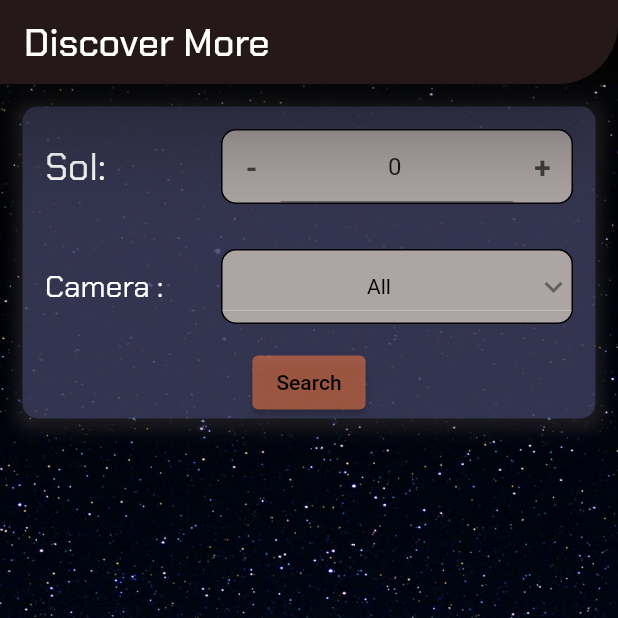
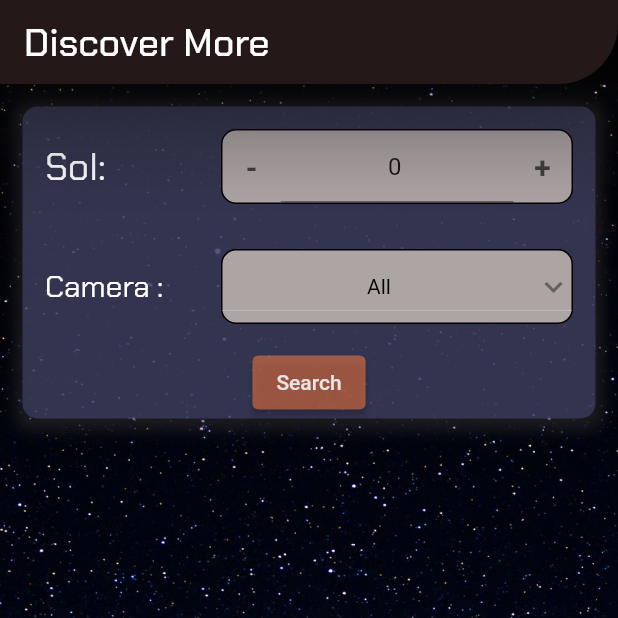
Before and after one commit to junchan-deriv/flutter-nasa, a Flutter app: the DiscoveryPage screen opened directly with empty values, on a phone screen of 412 x 824 dp, the top half of it. Run offline on Flutter 3.47's test engine with Material 2 defaults, Android fonts, the light colour scheme and no system bars; our stand-ins replace flutter_bloc, flutter_svg, lottie, page_transition; generated files the repository leaves out were written again.

Commit message:
final touchups

```diff
--- a/lib/pages/discovery.dart
+++ b/lib/pages/discovery.dart
@@ -272,7 +272,7 @@ class _Form extends SliverChildBuilderDelegate {
                                   const Color.fromARGB(155, 230, 115, 70))),
                           child: Text(AppLocalizations.of(context)!.search,
                               style: const TextStyle(
-                                  color: Color.fromARGB(255, 3, 3, 3))),
+                                  color: Color.fromARGB(255, 233, 227, 227))),
                           onPressed: () {
                             loader.fetchNasaRoverPhotos(
                                 pageState.widget.rover, pageState.sol,
--- a/lib/widgets/master_detail_tablet.dart
+++ b/lib/widgets/master_detail_tablet.dart
@@ -5,7 +5,7 @@ class MasterDetailRenderer extends StatefulWidget {
   //
   // Default details page
   //
-  final Widget detail;
+  final DetailPageBuilder detail;
   const MasterDetailRenderer(
       {Key? key, required this.master, required this.detail})
       : super(key: key);
@@ -21,7 +21,7 @@ class _MasterDetailRendererState extends State<MasterDetailRenderer> {
   @override
   void initState() {
     super.initState();
-    details.add(widget.detail);
+    details.add(widget.detail(context));
   }
 
   @override
```
Also changed, not shown: lib/pages/rover_page.dart (+5 -5 lines), 3 other files.
